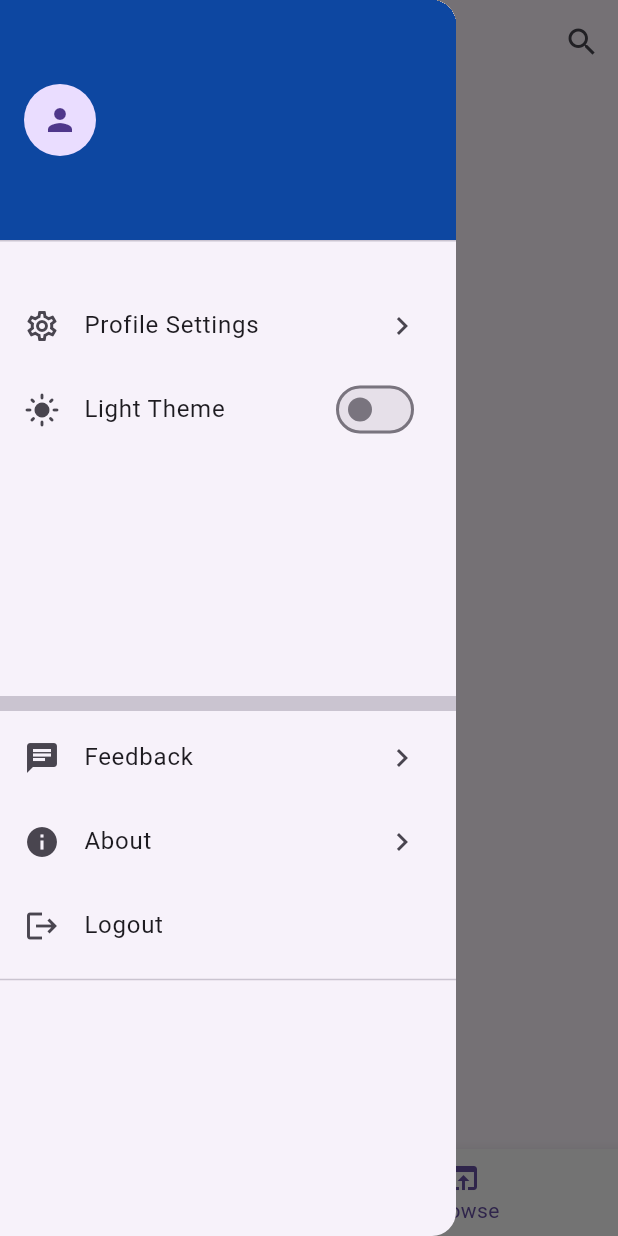
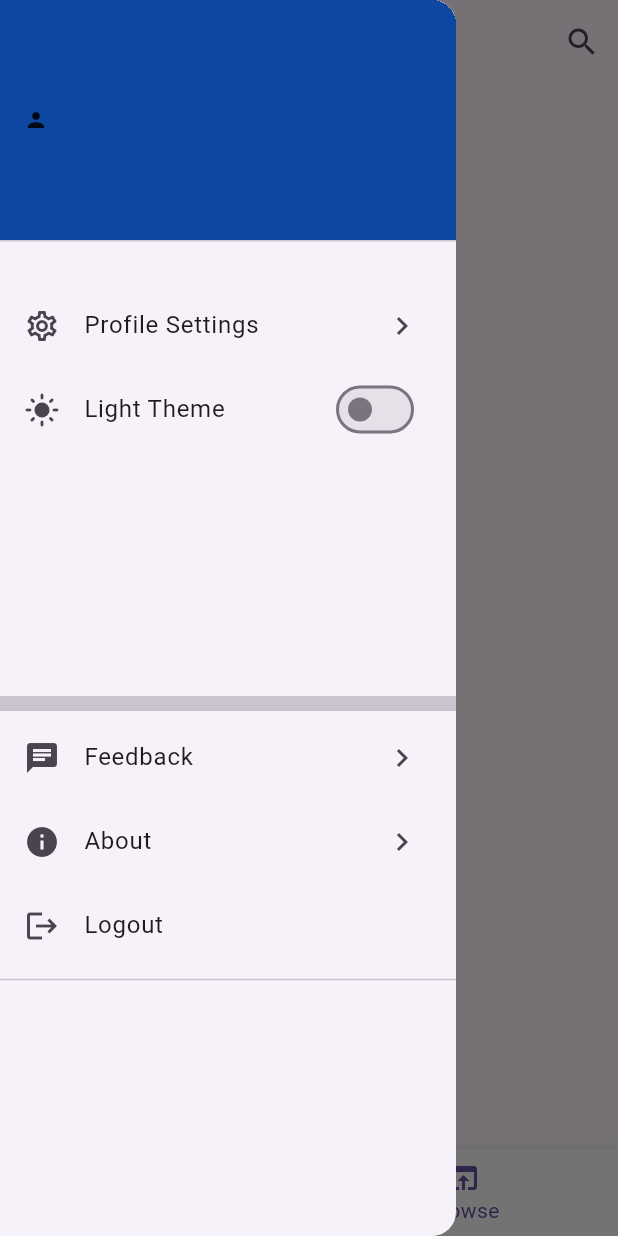
Before and after one commit to Yuu18id/novelist-back-end, a Flutter app: the ScreenPage screen opened directly with empty values, item 2 of the bottom bar chosen, with the side drawer open, on a phone screen of 412 x 824 dp. Run offline on Flutter 3.47's test engine with Material 3 defaults, Android fonts, the phone set to English and light mode, and no system bars; drawn by our look-alikes of google_mobile_ads; our stand-ins replace cloud_firestore, connectivity, firebase_auth, firebase_core, firebase_storage, flutter_local_notifications and 8 more; accounts and stored records are empty; network calls fail.

Commit message:
fix bugs

```diff
--- a/lib/pages/screen.dart
+++ b/lib/pages/screen.dart
@@ -1,8 +1,11 @@
+import 'dart:io';
+
 import 'package:cloud_firestore/cloud_firestore.dart';
 import 'package:connectivity/connectivity.dart';
 import 'package:firebase_auth/firebase_auth.dart';
 import 'package:flutter/material.dart';
 import 'package:flutter_application_1/components/firebase_auth.dart';
+import 'package:flutter_application_1/components/prof_provider.dart';
 import 'package:flutter_application_1/pages/about.dart';
 import 'package:flutter_application_1/pages/browse.dart';
 import 'package:flutter_application_1/pages/home.dart';
@@ -30,10 +33,13 @@ class _ScreenPageState extends State<ScreenPage> {
     });
   }
 
+
+
   @override
   void initState() {
     super.initState();
     auth = AuthFirebase();
+
   }
 
   List judul = ['Novelist', 'browse_bottom_nav'.i18n()];
@@ -43,11 +49,33 @@ class _ScreenPageState extends State<ScreenPage> {
   String username = "";
   String name = "";
   String urlImg = "";
+  final currentUserDocRef = FirebaseFirestore.instance
+      .collection('users')
+      .doc(FirebaseAuth.instance.currentUser!.uid);
+
+  Future<void> updateProfilePicture(Image image) async {
+    currentUserDocRef.update({
+      'profilePicture': image,
+    });
+    print('updated!');
+  }
+
+  Future<void> _updateProfilePicture() async {
+    final provPic = Provider.of<AccPictureProvider>(context);
+    if (provPic.isImageLoaded) {
+      final image = Image.file(File(provPic.img!.path));
+      await updateProfilePicture(image);
+      setState(() {
+        urlImg = provPic.img!.path;
+      });
+    }
+  }
 
   @override
   Widget build(BuildContext context) {
     final themeChange = Provider.of<DarkThemeProvider>(context);
     final prov = Provider.of<ScreenPageProvider>(context);
+    final provPic = Provider.of<AccPictureProvider>(context);
     auth.getUser().then((value) async {
       final currentUser = FirebaseAuth.instance.currentUser;
       CollectionReference usersCollection =
@@ -58,8 +86,14 @@ class _ScreenPageState extends State<ScreenPage> {
           documentSnapshot.data() as Map<String, dynamic>?;
       username = value!.email!;
       name = value.displayName ?? "";
-      urlImg = datauser!['profilePicture'] ?? "";
+      urlImg = datauser!['profilePicture'];
     });
+
+provPic.isImageLoaded ? urlImg = provPic.img!.path : null;
+              provPic.isImageLoaded
+                  ? updateProfilePicture(Image.file(File(urlImg)))
+                  : null;
+
     return Scaffold(
       drawer: Drawer(
           child: ListView(padding: EdgeInsets.zero, children: [
@@ -82,24 +116,15 @@ class _ScreenPageState extends State<ScreenPage> {
             },
             child: Row(
               crossAxisAlignment: CrossAxisAlignment.center,
-              children: [
-                prov.isLogInWithGoogle
+              children: [urlImg.isNotEmpty && provPic.isImageLoaded == false
                         ? CircleAvatar(
-                        minRadius: 12,
-                        maxRadius: 24,
-                        backgroundImage: NetworkImage(urlImg),
-                      )
-                    : urlImg != '' && urlImg.isNotEmpty
+                            minRadius: 12, maxRadius: 24, backgroundImage: NetworkImage(urlImg))
+                        : urlImg.isNotEmpty && provPic.isImageLoaded == true
                             ? CircleAvatar(
-                            minRadius: 12,
-                            maxRadius: 24,
-                            backgroundImage: NetworkImage(urlImg),
-                          )
-                        : CircleAvatar(
-                            minRadius: 12,
-                            maxRadius: 24,
-                            child: Icon(Icons.person),
-                          ),
+                                minRadius: 12, maxRadius: 24,
+                                backgroundImage: FileImage(File(urlImg)))
+                            : Icon(Icons.person, size: 16),
+
                 Padding(
                   padding: const EdgeInsets.only(left: 16),
                   child: Column(
@@ -127,7 +152,19 @@ class _ScreenPageState extends State<ScreenPage> {
               Column(
                 children: [
                   ListTile(
-                    onTap: () {},
+                    onTap: () {
+                      print(urlImg);
+                      Navigator.push(
+                        context,
+                        MaterialPageRoute(
+                          builder: (context) => ProfilePage(
+                            username: username,
+                            name: name,
+                            urlImg: urlImg,
+                          ),
+                        ),
+                      );
+                    },
                     leading: const Icon(Icons.settings_outlined),
                     title: Text('profile_setting'.i18n()),
                     trailing: const Icon(Icons.keyboard_arrow_right_outlined),
@@ -147,6 +184,18 @@ class _ScreenPageState extends State<ScreenPage> {
                       },
                     ),
                   ),
+                  /* ListTile(
+                    onTap: () {},
+                    leading: Icon(Icons.ad_units),
+                    title: Text('noad'),
+                    trailing: Switch(
+                      value: prov.isNoAd,
+                      onChanged: (bool val) {
+                        prov.isNoAd =val;
+                        print(prov.isNoAd);
+                      },
+                    ),
+                  ), */
                 ],
               ),
               Container(
@@ -226,7 +275,6 @@ class _ScreenPageState extends State<ScreenPage> {
                                                 (route) => false,
                                               );
                                             }
-
                                           },
                                           child: Text('logout'.i18n()))
                                     ],
@@ -295,7 +343,20 @@ class _ScreenPageState extends State<ScreenPage> {
         }, icon: Icon(Icons.search))]
       ), */
       ,
-      body: pages[_currentIndex],
+      body: FutureBuilder(
+        future: _updateProfilePicture(),
+        builder: (context, snapshot) {
+          if (snapshot.connectionState == ConnectionState.done) {
+            // Build your widget here
+            return pages[_currentIndex];
+          } else {
+            // Show a loading indicator while updating the profile picture
+            return Center(
+              child: CircularProgressIndicator(),
+            );
+          }
+        },
+      ),
       bottomNavigationBar: BottomNavigationBar(
           onTap: onTabTapped,
           currentIndex: _currentIndex,
--- a/lib/provider.dart
+++ b/lib/provider.dart
@@ -7,6 +7,7 @@ class ScreenPageProvider extends ChangeNotifier {
 
   bool isSearching = false;
   bool isLogInWithGoogle = false;
+  bool isNoAd = false;
 
   List<Novel> searchResults = [];
 
```
Also changed, not shown: lib/pages/login.dart (+11 -2 lines), lib/pages/profile.dart (+5 -3 lines), 1 other file. Lines whose indentation alone changed are shown as unchanged.
